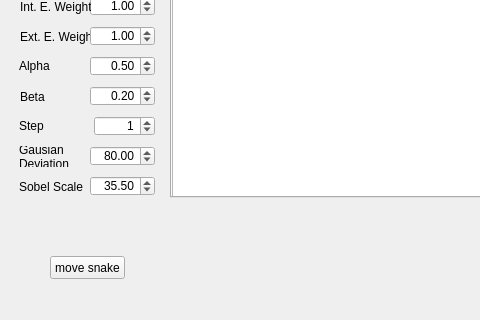
First picture: the form in mainwindow.ui, repository lukassos/bc_duhovka, before the edit; both pictures show x 0 to 480 and y 281 to 601 of the 740 by 601 pixel window.
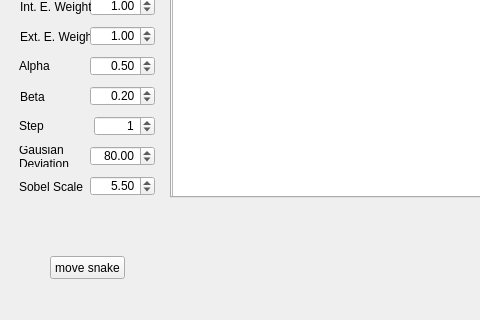
Second picture: the form after the edit.

What changed in the file:
```diff
--- a/mainwindow.ui
+++ b/mainwindow.ui
@@ -2532,7 +2532,7 @@
        <double>0.100000000000000</double>
       </property>
       <property name="value">
-       <double>35.500000000000000</double>
+       <double>5.500000000000000</double>
       </property>
      </widget>
      <widget class="QLabel" name="label_snake_sobelScale">
```
Left out of the diff: 2 changed lines with no effect on the pictures.
